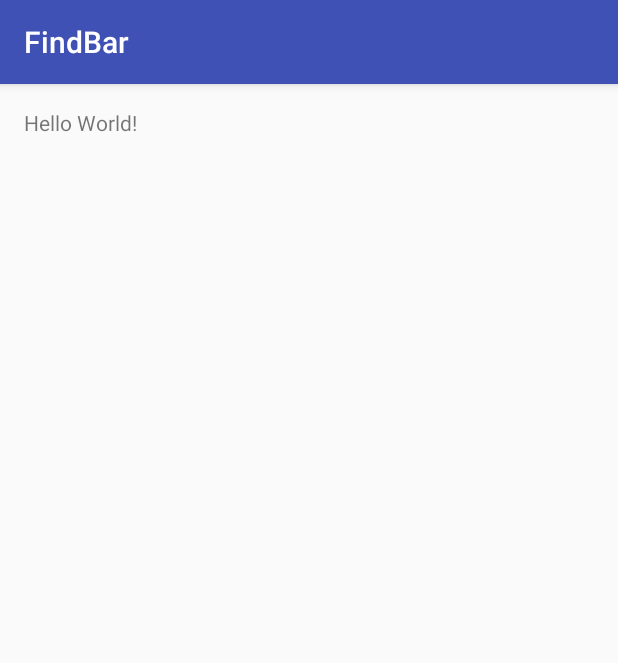
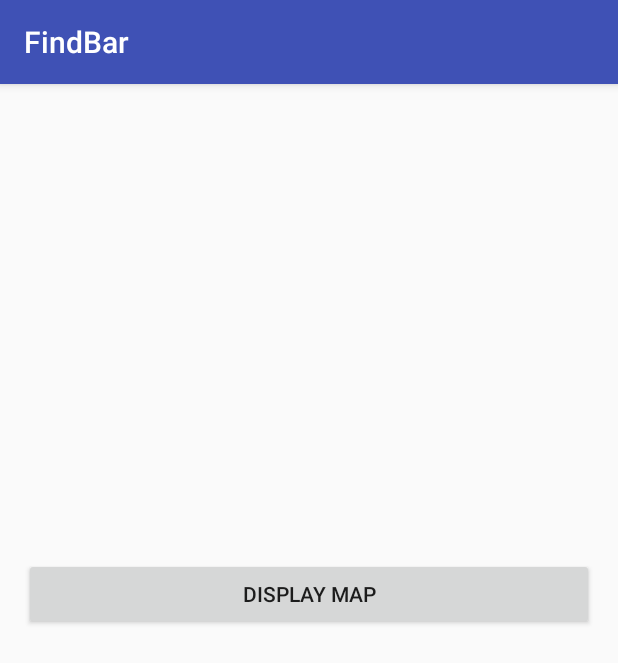
Before and after one commit to DavoLarris/findBar-project, an Android app: the screen it shows after launch (MainActivity), on a phone screen of 412 x 824 dp. Shown: the top 663 px of the screen. Run offline under Robolectric (Android 15) with nearby library versions, the phone set to English and light mode, and no system bars.

```diff
--- a/app/src/main/AndroidManifest.xml
+++ b/app/src/main/AndroidManifest.xml
@@ -1,6 +1,9 @@
 <?xml version="1.0" encoding="utf-8"?>
 <manifest xmlns:android="http://schemas.android.com/apk/res/android"
     package="org.davolarris.findbar">
+
+    <uses-permission android:name="android.permission.INTERNET" />
+    <uses-permission android:name="android.permission.ACCESS_FINE_LOCATION" /> <!--Solicitar permisos en ejecucion-->
 
     <application
         android:allowBackup="true"
--- a/app/src/main/java/org/davolarris/findbar/MainActivity.java
+++ b/app/src/main/java/org/davolarris/findbar/MainActivity.java
@@ -1,13 +1,31 @@
 package org.davolarris.findbar;
 
+import android.app.FragmentManager;
+import android.app.FragmentTransaction;
 import android.support.v7.app.AppCompatActivity;
 import android.os.Bundle;
+import android.view.View;
+import android.widget.Button;
 
 public class MainActivity extends AppCompatActivity {
+    private Button showMap;
 
     @Override
     protected void onCreate(Bundle savedInstanceState) {
         super.onCreate(savedInstanceState);
         setContentView(R.layout.activity_main);
+        //https://maps.googleapis.com/maps/api/place/nearbysearch/json?location=42.804972, -1.681907&radius=200&types=bar&sensor=false&key=
+
+        showMap = (Button) findViewById(R.id.showMap);
+        showMap.setOnClickListener(new View.OnClickListener() {
+            @Override
+            public void onClick(View view) {
+                FragmentManager fm = getFragmentManager();
+                FragmentTransaction ft = fm.beginTransaction();
+                MapFragmentClass mapFragmentClass = new MapFragmentClass();
+                ft.add(R.id.mapLayout, mapFragmentClass);
+                ft.commit();
+            }
+        });
     }
 }
--- a/app/src/main/res/layout/activity_main.xml
+++ b/app/src/main/res/layout/activity_main.xml
@@ -10,8 +10,15 @@
     android:paddingTop="@dimen/activity_vertical_margin"
     tools:context="org.davolarris.findbar.MainActivity">
 
-    <TextView
-        android:layout_width="wrap_content"
+    <RelativeLayout
+        android:layout_width="match_parent"
+        android:layout_height="300dp"
+        android:id="@+id/mapLayout"></RelativeLayout>
+
+    <Button
+        android:layout_width="match_parent"
         android:layout_height="wrap_content"
-        android:text="Hello World!" />
+        android:id="@+id/showMap"
+        android:text="Display map"
+        android:layout_below="@+id/mapLayout"/>
 </RelativeLayout>
```
Also changed, not shown: app/src/main/java/org/davolarris/findbar/GoogleApiCliente.java (deleted, +0 -40 lines), app/src/main/java/org/davolarris/findbar/MapFragmentClass.java (added, +21 -0 lines), app/src/main/res/layout/map_fragment.xml (added, +12 -0 lines), 1 other file.
